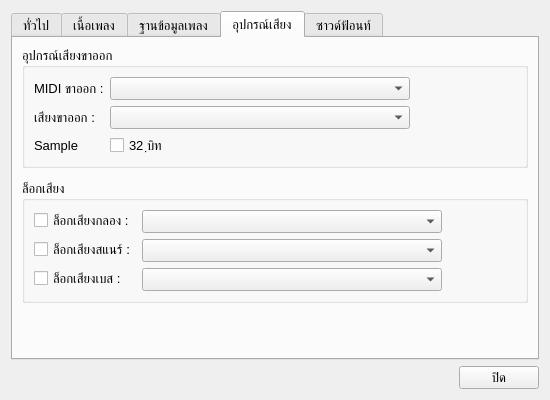
Qt form SettingsDialog.ui (pie62/HandyKaraoke) before a commit.
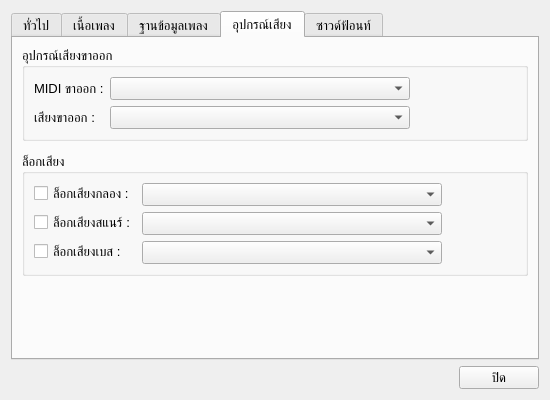
The same form after that commit. The open tabs and pages were chosen to show the change. Icons and pictures are not drawn.

What changed in the file:
```diff
--- a/SettingsDialog.ui
+++ b/SettingsDialog.ui
@@ -1085,20 +1085,6 @@
             </property>
            </widget>
           </item>
-          <item row="2" column="1">
-           <widget class="QCheckBox" name="chOutputFloat">
-            <property name="text">
-             <string>32 ฺบิท</string>
-            </property>
-           </widget>
-          </item>
-          <item row="2" column="0">
-           <widget class="QLabel" name="label_19">
-            <property name="text">
-             <string>Sample</string>
-            </property>
-           </widget>
-          </item>
          </layout>
         </widget>
        </item>
```
Left out of the diff: 5 changed lines with no effect on the pictures.
